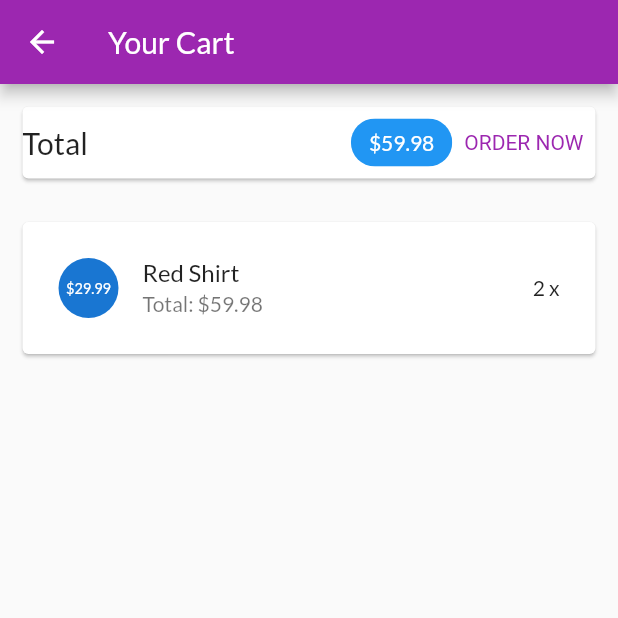
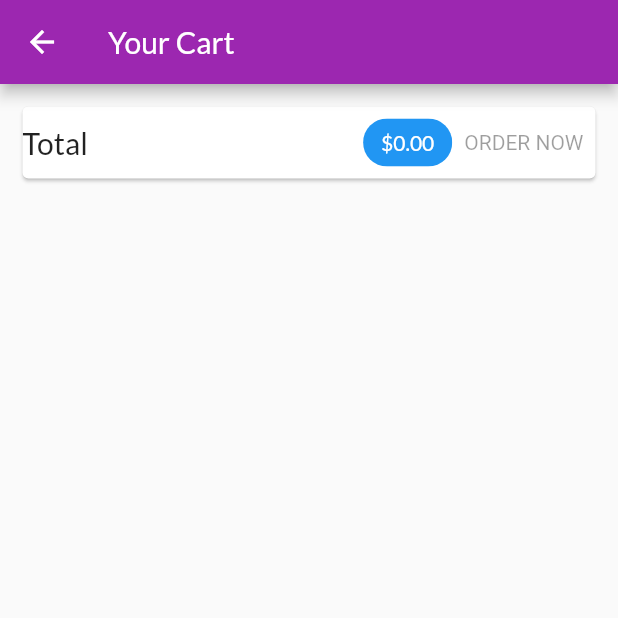
Before and after one commit to hoang10Ar/CT484_Lab4, a Flutter app: the CartScreen screen opened by its route, after a tap on "ORDER NOW", on a phone screen of 412 x 824 dp, the top half of it. Run offline on Flutter 3.47's test engine with Material 2 defaults, Android fonts, the phone set to English and light mode, and no system bars; network calls fail.

Commit message:
Quan ly trang thai voi provider - OrdersManager

```diff
--- a/lib/main.dart
+++ b/lib/main.dart
@@ -19,6 +19,9 @@ class MyApp extends StatelessWidget {
         ),
         ChangeNotifierProvider(
           create: (context) => CartManager(),
+        ),
+        ChangeNotifierProvider(
+          create: (context) => OrdersManager(),
         ),
       ],
       child: MaterialApp(
--- a/lib/ui/cart/cart_screen.dart
+++ b/lib/ui/cart/cart_screen.dart
@@ -1,6 +1,7 @@
 import 'package:flutter/material.dart';
 import 'package:myshop/ui/cart/cart_item_card.dart';
 import 'package:myshop/ui/cart/cart_manager.dart';
+import 'package:myshop/ui/orders/orders_manager.dart';
 import 'package:provider/provider.dart';
 
 class CartScreen extends StatelessWidget {
@@ -53,9 +54,15 @@ class CartScreen extends StatelessWidget {
             backgroundColor: Theme.of(context).primaryColor,
           ),
           TextButton(
-            onPressed: () {
-              print("An order has been added");
-            },
+            onPressed: cart.totalAmount <= 0
+                ? null
+                : () {
+                    context.read<OrdersManager>().addOrder(
+                          cart.products,
+                          cart.totalAmount,
+                        );
+                    cart.clear();
+                  },
             style: TextButton.styleFrom(
               textStyle: TextStyle(color: Theme.of(context).primaryColor),
             ),
--- a/lib/ui/orders/orders_manager.dart
+++ b/lib/ui/orders/orders_manager.dart
@@ -26,4 +26,17 @@ class OrdersManager with ChangeNotifier {
   List<OrderItem> get orders {
     return [..._orders];
   }
+
+  void addOrder(List<CartItem> cartProducts, double total) async {
+    _orders.insert(
+      0,
+      OrderItem(
+        id: "o${DateTime.now().toIso8601String()}",
+        amount: total,
+        products: cartProducts,
+        dateTime: DateTime.now(),
+      ),
+    );
+    notifyListeners();
+  }
 }
--- a/lib/ui/orders/orders_screen.dart
+++ b/lib/ui/orders/orders_screen.dart
@@ -2,6 +2,7 @@ import 'package:flutter/material.dart';
 import 'package:myshop/ui/orders/order_item_card.dart';
 import 'package:myshop/ui/orders/orders_manager.dart';
 import 'package:myshop/ui/shared/app_drawer.dart';
+import 'package:provider/provider.dart';
 
 class OrdersScreen extends StatelessWidget {
   static const routeName = "/orders";
@@ -11,18 +12,20 @@ class OrdersScreen extends StatelessWidget {
   @override
   Widget build(BuildContext context) {
     print("building orders");
-    final ordersManager = OrdersManager();
 
     return Scaffold(
       appBar: AppBar(
         title: const Text("Your Orders"),
       ),
       drawer: const AppDrawer(),
-      body: ListView.builder(
-        itemCount: ordersManager.orderCount,
-        itemBuilder: (context, index) => OrderItemCard(
-          ordersManager.orders[index],
-        ),
+      body: Consumer<OrdersManager>(
+        builder: (context, ordersManager, child) {
+          return ListView.builder(
+            itemCount: ordersManager.orderCount,
+            itemBuilder: (context, index) =>
+                OrderItemCard(ordersManager.orders[index]),
+          );
+        },
       ),
     );
   }
```
